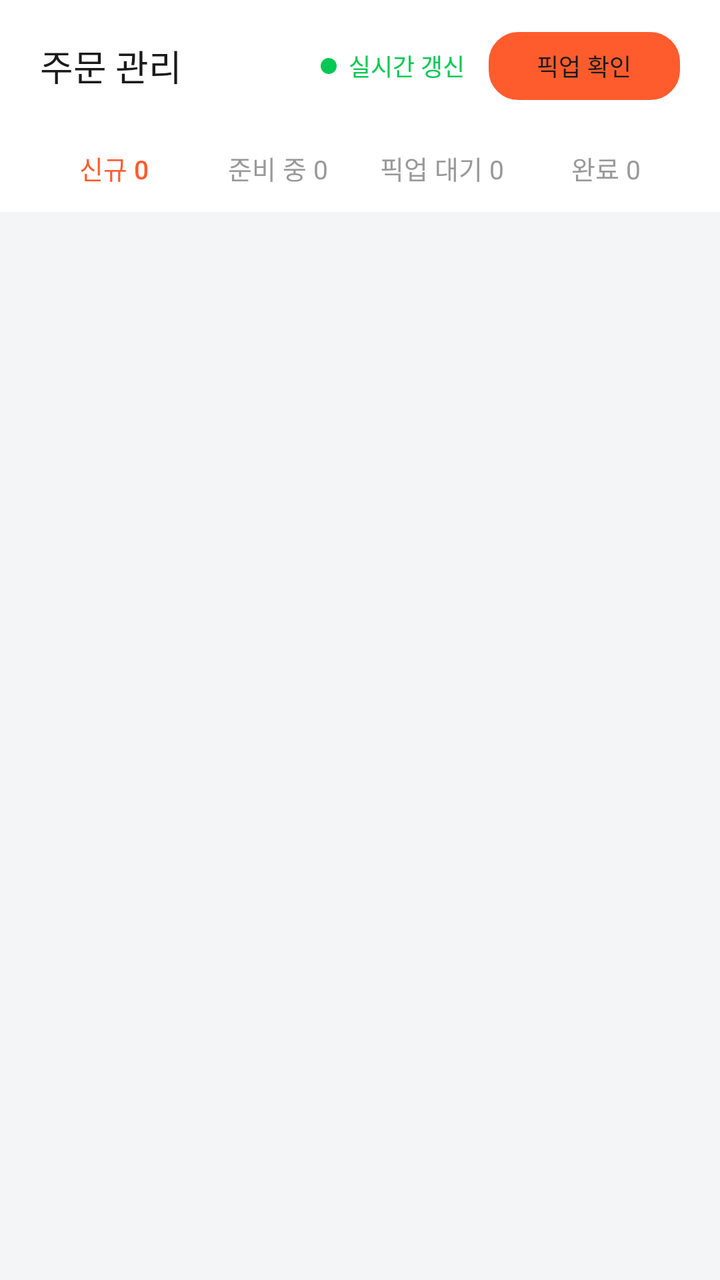
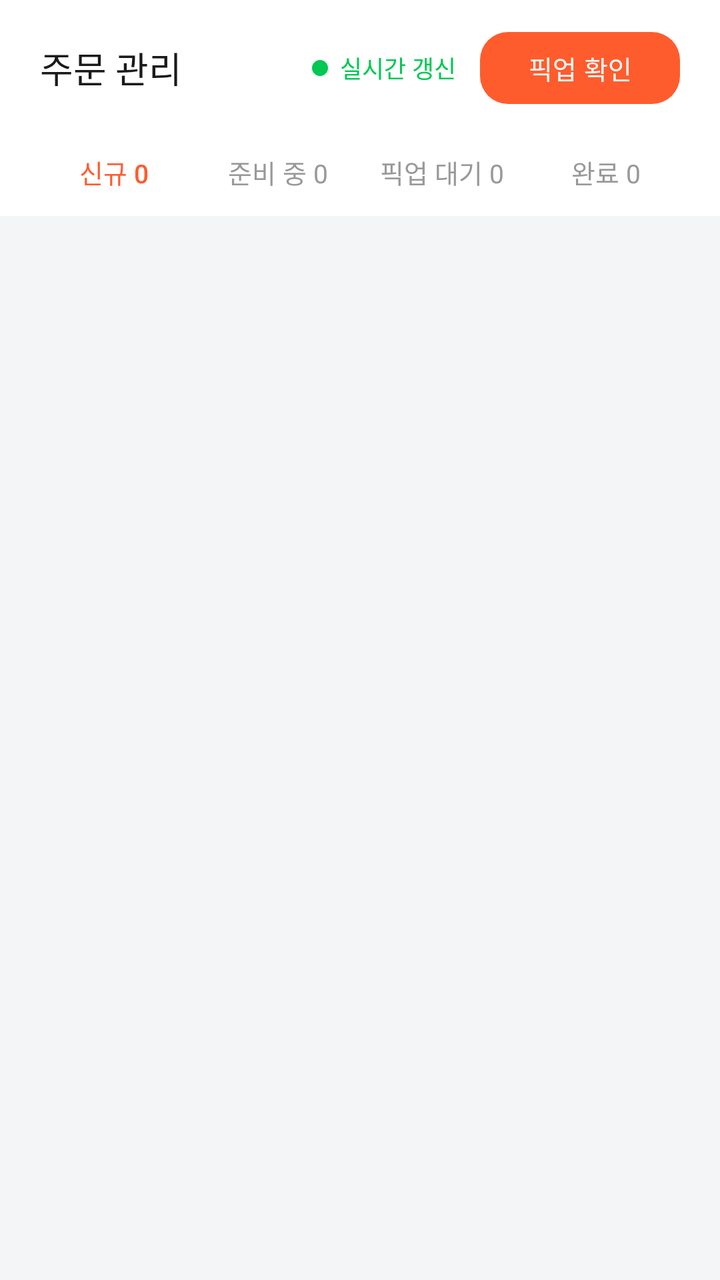

An Android layout rendered at two revisions. The XML below is the earlier revision; the diff shows what the commit changed to produce the second picture.
<!-- AndroidManifest.xml: application theme Theme.Deuktemsiru_seller -->
<!-- res/layout/fragment_order.xml -->
<?xml version="1.0" encoding="utf-8"?>

<LinearLayout
    xmlns:android="http://schemas.android.com/apk/res/android"
    android:layout_width="match_parent"
    android:layout_height="match_parent"
    android:orientation="vertical"
    android:background="@color/surface">

    
    <LinearLayout
        android:layout_width="match_parent"
        android:layout_height="wrap_content"
        android:orientation="horizontal"
        android:gravity="center_vertical"
        android:paddingStart="20dp"
        android:paddingEnd="20dp"
        android:paddingTop="16dp"
        android:paddingBottom="12dp"
        android:background="@color/white">

        <TextView
            android:layout_width="0dp"
            android:layout_height="wrap_content"
            android:layout_weight="1"
            android:text="주문 관리"
            android:textSize="18sp"
            android:textColor="@color/text"
            android:fontFamily="sans-serif-medium" />

        <View
            android:layout_width="8dp"
            android:layout_height="8dp"
            android:background="@drawable/bg_status_dot_online"
            android:layout_marginEnd="6dp" />

        <TextView
            android:layout_width="wrap_content"
            android:layout_height="wrap_content"
            android:text="실시간 갱신"
            android:textSize="12sp"
            android:textColor="@color/online" />

        <Button
            android:id="@+id/btn_pickup_verify"
            android:layout_width="wrap_content"
            android:layout_height="34dp"
            android:layout_marginStart="12dp"
            android:background="@drawable/bg_button_outline"
            android:insetTop="0dp"
            android:insetBottom="0dp"
            android:stateListAnimator="@null"
            android:text="픽업 확인"
            android:textColor="@color/text"
            android:textSize="12sp" />

    </LinearLayout>

    
    <LinearLayout
        android:layout_width="match_parent"
        android:layout_height="wrap_content"
        android:orientation="horizontal"
        android:background="@color/white"
        android:paddingStart="16dp"
        android:paddingEnd="16dp"
        android:paddingBottom="0dp">

        <TextView
            android:id="@+id/tab_new"
            android:layout_width="0dp"
            android:layout_height="44dp"
            android:layout_weight="1"
            android:gravity="center"
            android:text="@string/tab_new_order_default"
            android:textSize="13sp"
            android:textColor="@color/primary"
            android:fontFamily="sans-serif-medium" />

        <TextView
            android:id="@+id/tab_preparing"
            android:layout_width="0dp"
            android:layout_height="44dp"
            android:layout_weight="1"
            android:gravity="center"
            android:text="@string/tab_preparing_default"
            android:textSize="13sp"
            android:textColor="@color/text_muted" />

        <TextView
            android:id="@+id/tab_pickup"
            android:layout_width="0dp"
            android:layout_height="44dp"
            android:layout_weight="1"
            android:gravity="center"
            android:text="@string/tab_pickup_ready_default"
            android:textSize="13sp"
            android:textColor="@color/text_muted" />

        <TextView
            android:id="@+id/tab_done"
            android:layout_width="0dp"
            android:layout_height="44dp"
            android:layout_weight="1"
            android:gravity="center"
            android:text="@string/tab_completed_default"
            android:textSize="13sp"
            android:textColor="@color/text_muted" />

    </LinearLayout>

    
    <View
        android:id="@+id/tab_indicator"
        android:layout_width="0dp"
        android:layout_height="2dp"
        android:background="@color/primary"
        android:layout_marginStart="16dp" />

    
    <androidx.core.widget.NestedScrollView
        android:layout_width="match_parent"
        android:layout_height="0dp"
        android:layout_weight="1"
        android:padding="16dp">

        <LinearLayout
            android:id="@+id/order_list_container"
            android:layout_width="match_parent"
            android:layout_height="wrap_content"
            android:orientation="vertical" />

    </androidx.core.widget.NestedScrollView>

</LinearLayout>
<!-- resources referenced by this layout -->
<resources>
  <color name="online">#FF00C853</color>
  <color name="primary">#FFFF5C2E</color>
  <color name="surface">#FFF4F5F7</color>
  <color name="text">#FF1A1A1A</color>
  <color name="text_muted">#FF999999</color>
  <color name="white">#FFFFFFFF</color>
  <!-- drawable bg_button_outline (drawable) -->
  <?xml version="1.0" encoding="utf-8"?>
  
  <shape xmlns:android="http://schemas.android.com/apk/res/android"
      android:shape="rectangle">
      <solid android:color="#FFFFFF" />
      <stroke android:width="1.5dp" android:color="#E5E5E5" />
      <corners android:radius="14dp" />
  </shape>
  <!-- drawable bg_status_dot_online (drawable) -->
  <?xml version="1.0" encoding="utf-8"?>
  
  <shape xmlns:android="http://schemas.android.com/apk/res/android"
      android:shape="oval">
      <solid android:color="#00C853" />
      <size android:width="8dp" android:height="8dp" />
  </shape>
  <string name="tab_completed_default">완료 0</string>
  <string name="tab_new_order_default">신규 0</string>
  <string name="tab_pickup_ready_default">픽업 대기 0</string>
  <string name="tab_preparing_default">준비 중 0</string>
  <style name="Theme.Deuktemsiru_seller" parent="Base.Theme.Deuktemsiru_seller" />
  <style name="Base.Theme.Deuktemsiru_seller" parent="Theme.Material3.Light.NoActionBar">
          <item name="colorPrimary">@color/primary</item>
          <item name="colorPrimaryVariant">@color/primary_dark</item>
          <item name="colorOnPrimary">@color/white</item>
          <item name="colorSurface">@color/surface</item>
          <item name="android:colorBackground">@color/surface</item>
          <item name="android:fontFamily">sans-serif</item>
          <item name="bottomNavigationStyle">@style/Widget.App.BottomNav</item>
      </style>
  <color name="primary_dark">#FF6B2B12</color>
  <style name="Widget.App.BottomNav" parent="Widget.Material3.BottomNavigationView">
          <item name="itemIconTint">@color/bottom_nav_color</item>
          <item name="itemTextColor">@color/bottom_nav_color</item>
          <item name="itemActiveIndicatorStyle">@style/Widget.App.ActiveIndicator</item>
      </style>
  <style name="Widget.App.ActiveIndicator" parent="Widget.Material3.BottomNavigationView.ActiveIndicator">
          <item name="android:color">@color/primary_light</item>
      </style>
  <color name="primary_light">#FFFFEDE5</color>
</resources>

<!-- the commit's change to res/layout/fragment_order.xml (unified diff, before → after) -->
@@ -44,15 +44,16 @@
         <Button
             android:id="@+id/btn_pickup_verify"
             android:layout_width="wrap_content"
-            android:layout_height="34dp"
+            android:layout_height="36dp"
             android:layout_marginStart="12dp"
-            android:background="@drawable/bg_button_outline"
+            android:background="@drawable/bg_button_primary"
             android:insetTop="0dp"
             android:insetBottom="0dp"
             android:stateListAnimator="@null"
             android:text="픽업 확인"
-            android:textColor="@color/text"
-            android:textSize="12sp" />
+            android:textColor="@color/white"
+            android:textSize="13sp"
+            android:fontFamily="sans-serif-medium" />
 
     </LinearLayout>
 
<!-- resource entries referenced after the edit -->
@@ -6,13 +6,12 @@
   <color name="text">#FF1A1A1A</color>
   <color name="text_muted">#FF999999</color>
   <color name="white">#FFFFFFFF</color>
-  <!-- drawable bg_button_outline (drawable) -->
+  <!-- drawable bg_button_primary (drawable) -->
   <?xml version="1.0" encoding="utf-8"?>
   
   <shape xmlns:android="http://schemas.android.com/apk/res/android"
       android:shape="rectangle">
-      <solid android:color="#FFFFFF" />
-      <stroke android:width="1.5dp" android:color="#E5E5E5" />
+      <solid android:color="#FF5C2E" />
       <corners android:radius="14dp" />
   </shape>
   <!-- drawable bg_status_dot_online (drawable) -->
